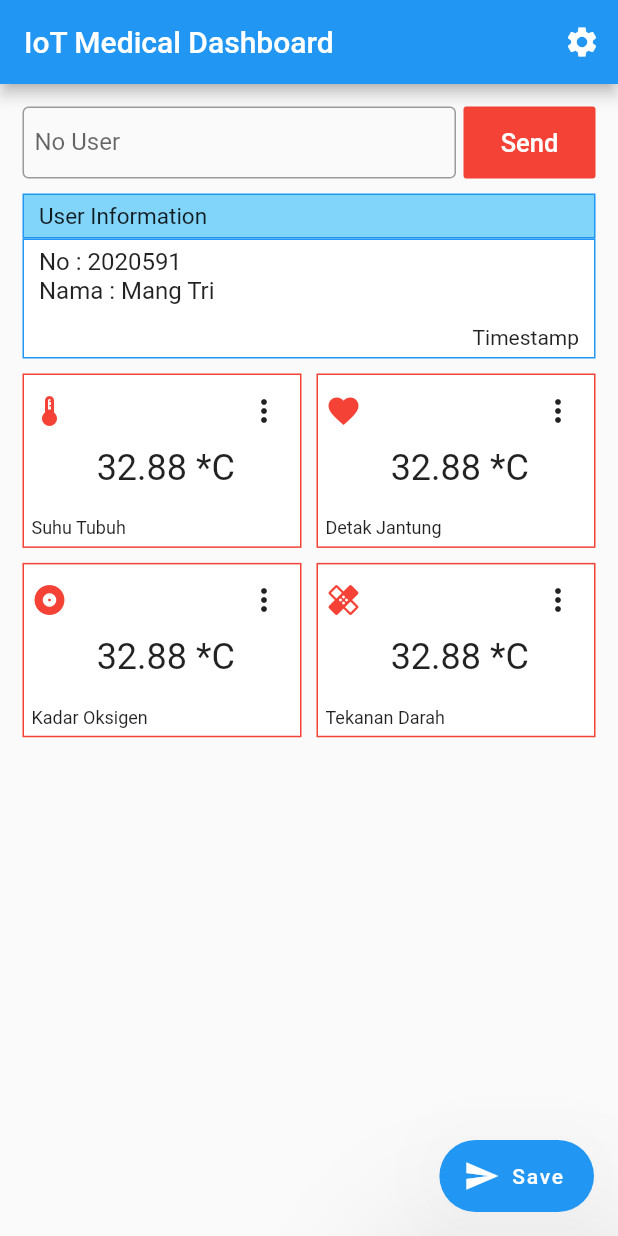
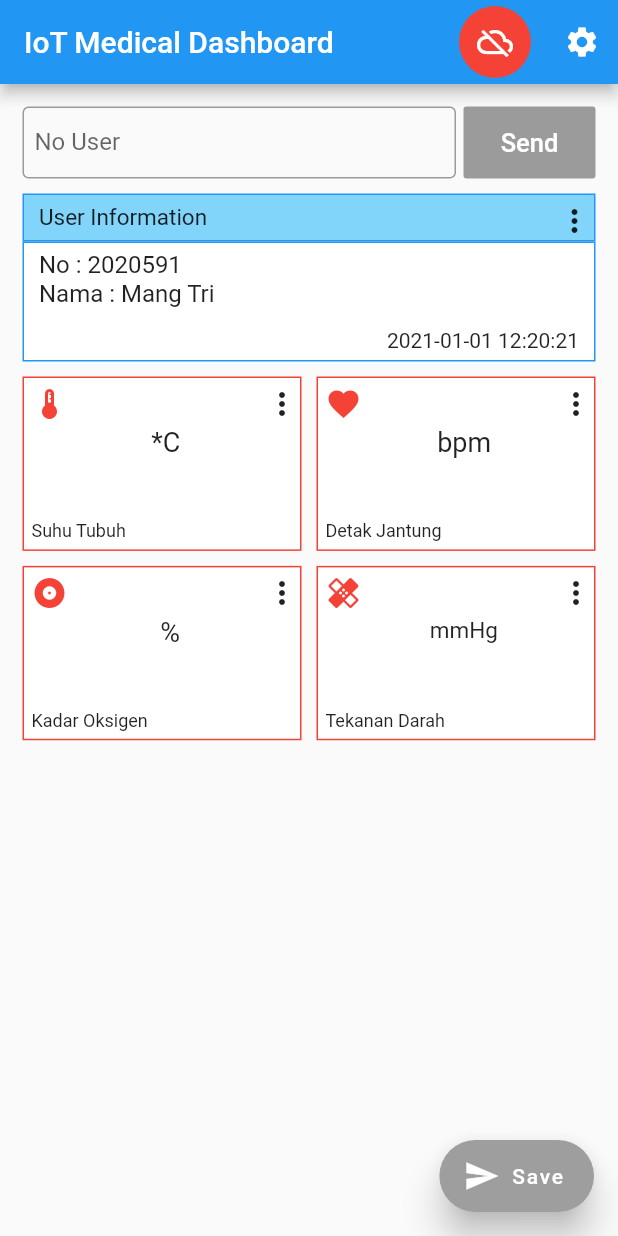
Before and after one commit to mangtri99/mqtt-flutter-dashboard, a Flutter app: the screen it shows after launch, on a phone screen of 412 x 824 dp. Run offline on Flutter 3.47's test engine with Material 2 defaults, Android fonts, the phone set to English and light mode, and no system bars; our stand-ins replace shared_preferences; missing offline and left inert: mqtt_client.

Commit message:
publish done

```diff
--- a/lib/controller/MqttProvider.dart
+++ b/lib/controller/MqttProvider.dart
@@ -25,6 +25,16 @@ class MqttAppState with ChangeNotifier {
     notifyListeners();
   }
 
+  void setReceivedOksigen(String text) {
+    _receivedOksigen = text;
+    notifyListeners();
+  }
+
+  void setReceivedTekanan(String text) {
+    _receivedTekanan = text;
+    notifyListeners();
+  }
+
   void setAppConnectionState(MQTTAppConnectionState state) {
     _appConnectionState = state;
     notifyListeners();
@@ -34,5 +44,7 @@ class MqttAppState with ChangeNotifier {
 
   String get getReceivedTemp => _receivedTemp;
   String get getReceivedBpm => _receivedBpm;
+  String get getReceivedOksigen => _receivedOksigen;
+  String get getReceivedTekanan => _receivedTekanan;
   MQTTAppConnectionState get getAppConnectionState => _appConnectionState;
 }
--- a/lib/view/Home.dart
+++ b/lib/view/Home.dart
@@ -13,12 +13,18 @@ class Home extends StatefulWidget {
 }
 
 class _HomeState extends State<Home> {
+  final TextEditingController _userController = TextEditingController();
   MqttAppState appState;
   MQTTManager manager;
-  var readTopicSuhu = '';
-  var readTopicBpm = '';
-  var readTopicOksigen = '';
-  var readTopicTekanan = '';
+  // var readTopicSuhu = '';
+  // var readTopicBpm = '';
+  // var readTopicOksigen = '';
+  // var readTopicTekanan = '';
+  var readTopicSend = '';
+  var readTopicSave = '';
+  var readBroker = '';
+  var readTopicMain = '';
+  var cekSuhu = '';
 
   getSavedTopic() async {
     SharedPreferences preferences = await SharedPreferences.getInstance();
@@ -28,14 +34,22 @@ class _HomeState extends State<Home> {
     var getTopicOksigen = preferences.getString('topicOksigen');
     var getTopicTekanan = preferences.getString('topicTekanan');
 
-    if (getTopicSuhu != null && getTopicBpm != null) {
+    var getTopicSend = preferences.getString('topicSend');
+    var getTopicSave = preferences.getString('topicSave');
+
+    var getBroker = preferences.getString('broker');
+    var getTopicMain = preferences.getString('topicMain');
+
     setState(() {
-        readTopicBpm = getTopicBpm;
-        readTopicSuhu = getTopicSuhu;
-        readTopicOksigen = getTopicOksigen;
-        readTopicTekanan = getTopicTekanan;
+      // readTopicBpm = getTopicBpm;
+      // readTopicSuhu = getTopicSuhu;
+      // readTopicOksigen = getTopicOksigen;
+      // readTopicTekanan = getTopicTekanan;
+      readTopicSend = getTopicSend;
+      readTopicSave = getTopicSave;
+      readBroker = getBroker;
+      readTopicMain = getTopicMain;
     });
-    }
   }
 
   @override
@@ -43,18 +57,66 @@ class _HomeState extends State<Home> {
     // TODO: implement initState
     super.initState();
     getSavedTopic();
+    print('SUHU =>>>>' + cekSuhu);
   }
 
-  final TextEditingController _userController = TextEditingController();
+  void configureConnection() {
+    manager = MQTTManager(
+        host: readBroker, topicMain: readTopicMain, appState: appState);
+    manager.initializeMQTTClient();
+    manager.connect();
+  }
+
+  void disconnect() {
+    manager.disconnect();
+  }
+
+  //home.dart
+  void _publishMessageSend() {
+    manager.publish(_userController.text, readTopicSend);
+    _userController.clear();
+    print('publish message...');
+  }
+
+  void _publishMessageSave() {
+    final String message = 'save';
+    manager.publish(message, readTopicSend);
+    _displaySnackBar(context);
+  }
+
   @override
   Widget build(BuildContext context) {
-    // final MqttAppState appStateX = Provider.of<MqttAppState>(context);
-    // appState = appStateX;
-    return Consumer<MqttAppState>(
-        builder: (context, appState, child) => Scaffold(
+    final MqttAppState appStateX = Provider.of<MqttAppState>(context);
+    appState = appStateX;
+    // var suhu = '0';
+    var suhu = appState.getReceivedTemp.toString();
+    var bpm = appState.getReceivedBpm.toString();
+    var oksigen = appState.getReceivedOksigen.toString();
+    var tekanan = appState.getReceivedTekanan.toString();
+    return Scaffold(
       resizeToAvoidBottomInset: false,
       appBar: AppBar(
         actions: <Widget>[
+          Container(
+            margin: EdgeInsets.only(right: 10.0),
+            decoration: BoxDecoration(
+                shape: BoxShape.circle,
+                color: appState.getAppConnectionState ==
+                        MQTTAppConnectionState.disconnect
+                    ? Colors.red
+                    : Colors.greenAccent[400]),
+            child: IconButton(
+                icon: Icon(
+                    appState.getAppConnectionState ==
+                            MQTTAppConnectionState.disconnect
+                        ? Icons.cloud_off
+                        : Icons.cloud_done_outlined,
+                    color: Colors.white),
+                onPressed: appState.getAppConnectionState ==
+                        MQTTAppConnectionState.disconnect
+                    ? configureConnection
+                    : disconnect),
+          ),
           IconButton(
               icon: Icon(Icons.settings),
               onPressed: () {
@@ -78,15 +140,20 @@ class _HomeState extends State<Home> {
                         decoration: InputDecoration(
                             border: OutlineInputBorder(),
                             labelText: 'No User',
-                                    contentPadding:
-                                        EdgeInsets.only(left: 8.0)))),
+                            contentPadding: EdgeInsets.only(left: 8.0)))),
                 Container(
                   margin: EdgeInsets.only(left: 5.0),
                   height: 48,
-                          child: FlatButton(
-                            onPressed: () {
-                              print("buton clicked");
-                            },
+                  child: RaisedButton(
+                    onPressed: appState.getAppConnectionState ==
+                            MQTTAppConnectionState.connected
+                        ? () {
+                            _publishMessageSend();
+                          }
+                        : null,
+                    // onPressed: () {
+                    //   _publishMessageSend();
+                    // },
                     child: Text(
                       "Send",
                       style: TextStyle(fontSize: 17.0),
@@ -105,9 +172,30 @@ class _HomeState extends State<Home> {
                     child: Container(
                   padding: EdgeInsets.only(
                       left: 10.0, top: 5.0, bottom: 5.0, right: 5.0),
-                          child: Text(
+                  child: Row(
+                    mainAxisAlignment: MainAxisAlignment.spaceBetween,
+                    children: [
+                      Text(
                         "User Information",
                         style: TextStyle(fontSize: 15.0),
+                      ),
+                      GestureDetector(
+                        onTap: () {
+                          Navigator.push(
+                              context,
+                              MaterialPageRoute(
+                                  builder: (context) => Edit(
+                                        value: 'topicUser',
+                                        topic: 'User',
+                                      )));
+                        },
+                        child: Container(
+                          height: 20,
+                          width: 20,
+                          child: Icon(Icons.more_vert),
+                        ),
+                      )
+                    ],
                   ),
                   decoration: BoxDecoration(
                       border: Border.all(color: Colors.blue),
@@ -145,7 +233,7 @@ class _HomeState extends State<Home> {
                           child: Row(
                             crossAxisAlignment: CrossAxisAlignment.end,
                             mainAxisAlignment: MainAxisAlignment.end,
-                                    children: [Text("Timestamp")],
+                            children: [Text('2021-01-01 12:20:21')],
                           ),
                         ),
                       ],
@@ -173,53 +261,56 @@ class _HomeState extends State<Home> {
                     child: Column(
                       children: [
                         Row(
-                                  mainAxisAlignment:
-                                      MainAxisAlignment.spaceBetween,
+                          mainAxisAlignment: MainAxisAlignment.spaceBetween,
                           children: [
-                                    Icon(
+                            Container(
+                              margin: EdgeInsets.only(top: 5.0),
+                              child: Icon(
                                 Icons.device_thermostat,
                                 color: Colors.red,
                               ),
-                                    IconButton(
-                                      icon: Icon(Icons.more_vert),
-                                      onPressed: () {
+                            ),
+                            GestureDetector(
+                              onTap: () {
                                 Navigator.push(
                                     context,
                                     MaterialPageRoute(
                                         builder: (context) => Edit(
                                               value: 'topicSuhu',
+                                              topic: 'Suhu Tubuh',
                                             )));
-                                        print(readTopicSuhu);
                               },
+                              child: Container(
+                                margin: EdgeInsets.only(top: 5.0),
+                                child: Icon(Icons.more_vert),
+                              ),
                             )
                           ],
                         ),
                         Center(
-                                  child: Text(
-                                    '32.88 *C',
+                            child: Row(
+                          mainAxisAlignment: MainAxisAlignment.center,
+                          children: [
+                            Text(
+                              '$suhu',
                               style: TextStyle(fontSize: 24),
                             ),
-                                ),
+                            Text(
+                              '*C',
+                              style: TextStyle(fontSize: 18),
+                            )
+                          ],
+                        )),
                         Expanded(
                           child: Container(
                             child: Row(
-                                      crossAxisAlignment:
-                                          CrossAxisAlignment.end,
-                                      mainAxisAlignment:
-                                          MainAxisAlignment.spaceBetween,
+                              crossAxisAlignment: CrossAxisAlignment.end,
+                              mainAxisAlignment: MainAxisAlignment.spaceBetween,
                               children: [
                                 Text(
                                   "Suhu Tubuh",
                                   style: TextStyle(fontSize: 12.0),
                                 ),
-                                        Padding(
-                                          padding:
-                                              const EdgeInsets.only(right: 8.0),
-                                          child: Text(
-                                            "$readTopicSuhu",
-                                            style: TextStyle(fontSize: 12.0),
-                                          ),
-                                        )
                               ],
                             ),
                           ),
@@ -235,53 +326,56 @@ class _HomeState extends State<Home> {
                     child: Column(
                       children: [
                         Row(
-                                  mainAxisAlignment:
-                                      MainAxisAlignment.spaceBetween,
+                          mainAxisAlignment: MainAxisAlignment.spaceBetween,
                           children: [
-                                    Icon(
+                            Container(
+                              margin: EdgeInsets.only(top: 5.0),
+                              child: Icon(
                                 Icons.favorite,
                                 color: Colors.red,
                               ),
-                                    IconButton(
-                                      icon: Icon(Icons.more_vert),
-                                      onPressed: () {
+                            ),
+                            GestureDetector(
+                              onTap: () {
                                 Navigator.push(
                                     context,
                                     MaterialPageRoute(
                                         builder: (context) => Edit(
                                               value: 'topicBpm',
+                                              topic: 'Detak Jantung',
                                             )));
-                                        print(readTopicBpm);
                               },
+                              child: Container(
+                                margin: EdgeInsets.only(top: 5.0),
+                                child: Icon(Icons.more_vert),
+                              ),
                             )
                           ],
                         ),
                         Center(
-                                  child: Text(
-                                    '32.88 *C',
+                            child: Row(
+                          mainAxisAlignment: MainAxisAlignment.center,
+                          children: [
+                            Text(
+                              '$bpm ',
                               style: TextStyle(fontSize: 24),
                             ),
-                                ),
+                            Text(
+                              'bpm',
+                              style: TextStyle(fontSize: 18),
+                            )
+                          ],
+                        )),
                         Expanded(
                           child: Container(
                             child: Row(
-                                      crossAxisAlignment:
-                                          CrossAxisAlignment.end,
-                                      mainAxisAlignment:
-                                          MainAxisAlignment.spaceBetween,
+                              crossAxisAlignment: CrossAxisAlignment.end,
+                              mainAxisAlignment: MainAxisAlignment.spaceBetween,
                               children: [
                                 Text(
                                   "Detak Jantung",
                                   style: TextStyle(fontSize: 12.0),
                                 ),
-                                        Padding(
-                                          padding:
-                                              const EdgeInsets.only(right: 8.0),
-                                          child: Text(
-                                            "$readTopicBpm",
-                                            style: TextStyle(fontSize: 12.0),
-                                          ),
-                                        )
                               ],
                             ),
                           ),
@@ -297,53 +391,56 @@ class _HomeState extends State<Home> {
                     child: Column(
                       children: [
                         Row(
-                                  mainAxisAlignment:
-                                      MainAxisAlignment.spaceBetween,
+                          mainAxisAlignment: MainAxisAlignment.spaceBetween,
                           children: [
-                                    Icon(
+                            Container(
+                              margin: EdgeInsets.only(top: 5.0),
+                              child: Icon(
                                 Icons.album,
                                 color: Colors.red,
                               ),
-                                    IconButton(
-                                      icon: Icon(Icons.more_vert),
-                                      onPressed: () {
+                            ),
+                            GestureDetector(
+                              onTap: () {
                                 Navigator.push(
                                     context,
                                     MaterialPageRoute(
                                         builder: (context) => Edit(
                                               value: 'topicOksigen',
+                                              topic: 'Kadar Oksigen',
                                             )));
-                                        print(readTopicBpm);
                               },
+                              child: Container(
+                                margin: EdgeInsets.only(top: 5.0),
+                                child: Icon(Icons.more_vert),
+                              ),
                             )
                           ],
                         ),
                         Center(
-                                  child: Text(
-                                    '32.88 *C',
+                            child: Row(
+                          mainAxisAlignment: MainAxisAlignment.center,
+                          children: [
+                            Text(
+                              '$oksigen ',
                               style: TextStyle(fontSize: 24),
                             ),
-                                ),
+                            Text(
+                              '%',
+                              style: TextStyle(fontSize: 18),
+                            )
+                          ],
+                        )),
                         Expanded(
                           child: Container(
                             child: Row(
-                                      crossAxisAlignment:
-                                          CrossAxisAlignment.end,
-                                      mainAxisAlignment:
-                                          MainAxisAlignment.spaceBetween,
+                              crossAxisAlignment: CrossAxisAlignment.end,
+                              mainAxisAlignment: MainAxisAlignment.spaceBetween,
                               children: [
                                 Text(
                                   "Kadar Oksigen",
                                   style: TextStyle(fontSize: 12.0),
                                 ),
-                                        Padding(
-                                          padding:
-                                              const EdgeInsets.only(right: 8.0),
-                                          child: Text(
-                                            "$readTopicOksigen",
-                                            style: TextStyle(fontSize: 12.0),
-                                          ),
-                                        )
                               ],
                             ),
                           ),
@@ -359,53 +456,56 @@ class _HomeState extends State<Home> {
                     child: Column(
                       children: [
                         Row(
-                                  mainAxisAlignment:
-                                      MainAxisAlignment.spaceBetween,
+                          mainAxisAlignment: MainAxisAlignment.spaceBetween,
                           children: [
-                                    Icon(
+                            Container(
+                              margin: EdgeInsets.only(top: 5.0),
+                              child: Icon(
                                 Icons.healing,
                                 color: Colors.red,
                               ),
-                                    IconButton(
-                                      icon: Icon(Icons.more_vert),
-                                      onPressed: () {
+                            ),
+                            GestureDetector(
+                              onTap: () {
                                 Navigator.push(
                                     context,
                                     MaterialPageRoute(
                                         builder: (context) => Edit(
                                               value: 'topicTekanan',
+                                              topic: 'Tekanan Darah',
                                             )));
-                                        print(readTopicBpm);
                               },
+                              child: Container(
+                                margin: EdgeInsets.only(top: 5.0),
+                                child: Icon(Icons.more_vert),
+                              ),
                             )
                           ],
                         ),
                         Center(
-                                  child: Text(
-                                    '32.88 *C',
-                                    style: TextStyle(fontSize: 24),
+                            child: Row(
+                          mainAxisAlignment: MainAxisAlignment.center,
+                          children: [
+                            Text(
+                              '$tekanan ',
+                              style: TextStyle(fontSize: 22),
                             ),
-                                ),
+                            Text(
+                              'mmHg',
+                              style: TextStyle(fontSize: 15),
+                            )
+                          ],
+                        )),
                         Expanded(
                           child: Container(
                             child: Row(
-                                      crossAxisAlignment:
-                                          CrossAxisAlignment.end,
-                                      mainAxisAlignment:
-                                          MainAxisAlignment.spaceBetween,
+                              crossAxisAlignment: CrossAxisAlignment.end,
+                              mainAxisAlignment: MainAxisAlignment.spaceBetween,
                               children: [
                                 Text(
                                   "Tekanan Darah",
                                   style: TextStyle(fontSize: 12.0),
                                 ),
-                                        Padding(
-                                          padding:
-                                              const EdgeInsets.only(right: 8.0),
-                                          child: Text(
-                                            "$readTopicTekanan",
-                                            style: TextStyle(fontSize: 12.0),
-                                          ),
-                                        )
                               ],
                             ),
                           ),
@@ -423,11 +523,23 @@ class _HomeState extends State<Home> {
         ),
       ),
       floatingActionButton: FloatingActionButton.extended(
-                elevation: 50,
-                onPressed: null,
+          elevation: 10,
+          onPressed:
+              appState.getAppConnectionState == MQTTAppConnectionState.connected
+                  ? _publishMessageSave
+                  : null,
           label: Text("Save"),
           icon: Icon(Icons.send),
-              ),
-            ));
+          focusColor: Colors.white,
+          backgroundColor: appState.getAppConnectionState ==
+                  MQTTAppConnectionState.disconnect
+              ? Colors.grey
+              : Colors.blue),
+    );
   }
 }
+
+_displaySnackBar(BuildContext context) {
+  final snackBar = SnackBar(content: Text('Data tersimpan'));
+  Scaffold.of(context).showSnackBar(snackBar);
+}
--- a/pubspec.yaml
+++ b/pubspec.yaml
@@ -27,7 +27,7 @@ dependencies:
   # The following adds the Cupertino Icons font to your application.
   # Use with the CupertinoIcons class for iOS style icons.
   cupertino_icons: ^0.1.3
-  mqtt_client: ^8.1.0
+  mqtt_client: ^7.2.1
   shared_preferences: ^0.5.12+4
   flutter_launcher_icons: ^0.8.1
   provider: ^4.3.2+3
```
Also changed, not shown: lib/controller/MqttManager.dart (+20 -10 lines), lib/view/Edit.dart (+6 -5 lines), lib/view/Setting.dart (+49 -66 lines), pubspec.lock, 1 other file. Lines whose indentation alone changed are shown as unchanged.
